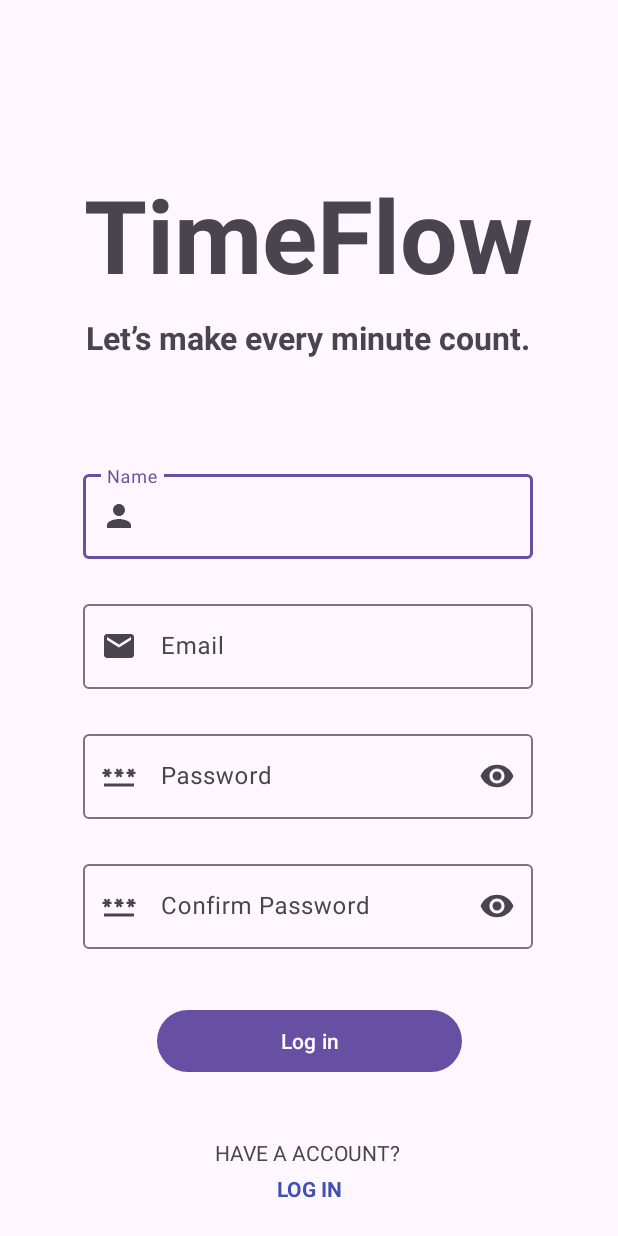
After one commit to Wikho/TimeTracker-Mobile-App-Android-Studio-OPSC7311_Sem2_2024, an Android app: the SignInActivity screen opened directly, with no data from a screen before it, on a phone screen of 412 x 824 dp. The commit adds this screen. Run offline under Robolectric (Android 15) with nearby library versions, the phone set to English and light mode, and no system bars.

Commit message:
Log/Sign in UI

```diff
--- a/app/build.gradle.kts
+++ b/app/build.gradle.kts
@@ -1,6 +1,7 @@
 plugins {
     alias(libs.plugins.android.application)
     alias(libs.plugins.jetbrains.kotlin.android)
+    alias(libs.plugins.google.gms.google.services)
 }
 
 android {
@@ -33,6 +34,10 @@ android {
     kotlinOptions {
         jvmTarget = "1.8"
     }
+
+    viewBinding {
+        enable = true
+    }
 }
 
 dependencies {
@@ -42,6 +47,7 @@ dependencies {
     implementation(libs.material)
     implementation(libs.androidx.activity)
     implementation(libs.androidx.constraintlayout)
+    implementation(libs.firebase.database)
     testImplementation(libs.junit)
     androidTestImplementation(libs.androidx.junit)
     androidTestImplementation(libs.androidx.espresso.core)
--- /dev/null
+++ b/app/src/main/java/com/example/opsc7311_sem2_2024/SignInActivity.kt
@@ -0,0 +1,39 @@
+package com.example.opsc7311_sem2_2024
+
+import android.content.Intent
+import android.os.Bundle
+import androidx.activity.enableEdgeToEdge
+import androidx.appcompat.app.AppCompatActivity
+import androidx.core.view.ViewCompat
+import androidx.core.view.WindowInsetsCompat
+import com.example.opsc7311_sem2_2024.databinding.ActivitySignInBinding
+
+class SignInActivity : AppCompatActivity() {
+
+    // <editor-fold desc="View Binding">
+    private lateinit var binding: ActivitySignInBinding
+    // </editor-fold>
+
+    override fun onCreate(savedInstanceState: Bundle?) {
+        super.onCreate(savedInstanceState)
+        enableEdgeToEdge()
+
+        // <editor-fold desc="Binding Setup">
+        binding = ActivitySignInBinding.inflate(layoutInflater)
+        setContentView(binding.root)
+        // </editor-fold>
+
+        ViewCompat.setOnApplyWindowInsetsListener(findViewById(R.id.main)) { v, insets ->
+            val systemBars = insets.getInsets(WindowInsetsCompat.Type.systemBars())
+            v.setPadding(systemBars.left, systemBars.top, systemBars.right, systemBars.bottom)
+            insets
+        }
+
+        // <editor-fold desc="Event Listeners">
+        binding.tvLogin.setOnClickListener {
+            val intent = Intent(this, LoginActivity::class.java)
+            startActivity(intent)
+        }
+        // </editor-fold>
+    }
+}
--- /dev/null
+++ b/app/src/main/res/drawable/email.xml
@@ -0,0 +1,5 @@
+<vector xmlns:android="http://schemas.android.com/apk/res/android" android:height="24dp" android:tint="#8D8D8D" android:viewportHeight="24" android:viewportWidth="24" android:width="24dp">
+
+    <path android:fillColor="@android:color/white" android:pathData="M20,4L4,4c-1.1,0 -1.99,0.9 -1.99,2L2,18c0,1.1 0.9,2 2,2h16c1.1,0 2,-0.9 2,-2L22,6c0,-1.1 -0.9,-2 -2,-2zM20,8l-8,5 -8,-5L4,6l8,5 8,-5v2z"/>
+
+</vector>
--- /dev/null
+++ b/app/src/main/res/drawable/error.xml
@@ -0,0 +1,5 @@
+<vector xmlns:android="http://schemas.android.com/apk/res/android" android:height="24dp" android:tint="#8D8D8D" android:viewportHeight="24" android:viewportWidth="24" android:width="24dp">
+
+    <path android:fillColor="@android:color/white" android:pathData="M12,2C6.48,2 2,6.48 2,12s4.48,10 10,10 10,-4.48 10,-10S17.52,2 12,2zM13,17h-2v-2h2v2zM13,13h-2L11,7h2v6z"/>
+
+</vector>
--- /dev/null
+++ b/app/src/main/res/drawable/password.xml
@@ -0,0 +1,5 @@
+<vector xmlns:android="http://schemas.android.com/apk/res/android" android:height="24dp" android:tint="#8D8D8D" android:viewportHeight="24" android:viewportWidth="24" android:width="24dp">
+
+    <path android:fillColor="@android:color/white" android:pathData="M2,17h20v2H2V17zM3.15,12.95L4,11.47l0.85,1.48l1.3,-0.75L5.3,10.72H7v-1.5H5.3l0.85,-1.47L4.85,7L4,8.47L3.15,7l-1.3,0.75L2.7,9.22H1v1.5h1.7L1.85,12.2L3.15,12.95zM9.85,12.2l1.3,0.75L12,11.47l0.85,1.48l1.3,-0.75l-0.85,-1.48H15v-1.5h-1.7l0.85,-1.47L12.85,7L12,8.47L11.15,7l-1.3,0.75l0.85,1.47H9v1.5h1.7L9.85,12.2zM23,9.22h-1.7l0.85,-1.47L20.85,7L20,8.47L19.15,7l-1.3,0.75l0.85,1.47H17v1.5h1.7l-0.85,1.48l1.3,0.75L20,11.47l0.85,1.48l1.3,-0.75l-0.85,-1.48H23V9.22z"/>
+
+</vector>
--- /dev/null
+++ b/app/src/main/res/drawable/user.xml
@@ -0,0 +1,5 @@
+<vector xmlns:android="http://schemas.android.com/apk/res/android" android:height="24dp" android:tint="#8D8D8D" android:viewportHeight="24" android:viewportWidth="24" android:width="24dp">
+
+    <path android:fillColor="@android:color/white" android:pathData="M12,12c2.21,0 4,-1.79 4,-4s-1.79,-4 -4,-4 -4,1.79 -4,4 1.79,4 4,4zM12,14c-2.67,0 -8,1.34 -8,4v2h16v-2c0,-2.66 -5.33,-4 -8,-4z"/>
+
+</vector>
--- /dev/null
+++ b/app/src/main/res/layout/activity_sign_in.xml
@@ -0,0 +1,180 @@
+<?xml version="1.0" encoding="utf-8"?>
+<androidx.constraintlayout.widget.ConstraintLayout
+    xmlns:android="http://schemas.android.com/apk/res/android"
+    xmlns:app="http://schemas.android.com/apk/res-auto"
+    xmlns:tools="http://schemas.android.com/tools"
+    android:id="@+id/main"
+    android:layout_width="match_parent"
+    android:layout_height="match_parent"
+    android:orientation="vertical"
+    android:padding="16dp"
+    tools:context=".LoginActivity">
+
+
+
+    <TextView
+        android:id="@+id/tvAppName"
+        android:layout_width="300dp"
+        android:layout_height="100dp"
+        android:layout_gravity="center"
+        android:autoSizeTextType="uniform"
+        android:text="@string/appName"
+        android:textAlignment="center"
+        android:textStyle="bold"
+        app:layout_constraintBottom_toTopOf="@+id/tvSlogan"
+        app:layout_constraintEnd_toEndOf="parent"
+        app:layout_constraintHorizontal_bias="0.493"
+        app:layout_constraintStart_toStartOf="parent"
+        app:layout_constraintTop_toTopOf="parent"
+        app:layout_constraintVertical_bias="1.0" />
+
+    <TextView
+        android:id="@+id/tvSlogan"
+        android:layout_width="300dp"
+        android:layout_height="30dp"
+        android:layout_gravity="center"
+        android:autoSizeTextType="uniform"
+        android:text="@string/slogan"
+        android:textAlignment="center"
+        android:textStyle="bold"
+        app:layout_constraintBottom_toTopOf="@+id/tilName"
+        app:layout_constraintEnd_toEndOf="parent"
+        app:layout_constraintHorizontal_bias="0.493"
+        app:layout_constraintStart_toStartOf="parent"
+        app:layout_constraintTop_toTopOf="parent"
+        app:layout_constraintVertical_bias="0.75" />
+
+    <Button
+        android:id="@+id/btnLogIn"
+        android:layout_width="203dp"
+        android:layout_height="49dp"
+        android:layout_marginBottom="40dp"
+        android:text="@string/log_in"
+        app:layout_constraintBottom_toTopOf="@+id/tvDontHaveAAccount"
+        app:layout_constraintEnd_toEndOf="parent"
+        app:layout_constraintStart_toStartOf="parent" />
+
+    <TextView
+        android:id="@+id/tvDontHaveAAccount"
+        android:layout_width="222dp"
+        android:layout_height="20dp"
+        android:layout_gravity="center"
+        android:layout_marginBottom="4dp"
+        android:text="@string/have_a_account"
+        android:textAlignment="center"
+        app:layout_constraintBottom_toTopOf="@+id/tvLogin"
+        app:layout_constraintEnd_toEndOf="parent"
+        app:layout_constraintHorizontal_bias="0.496"
+        app:layout_constraintStart_toStartOf="parent"
+        tools:ignore="TextSizeCheck" />
+
+    <TextView
+        android:id="@+id/tvLogin"
+        android:layout_width="111dp"
+        android:layout_height="21dp"
+        android:layout_gravity="center"
+        android:layout_marginBottom="20dp"
+        android:backgroundTint="#D3CBCB"
+        android:text="@string/login"
+        android:textAlignment="center"
+        android:textColor="#3F51B5"
+        android:textStyle="bold"
+        app:layout_constraintBottom_toBottomOf="parent"
+        app:layout_constraintEnd_toEndOf="parent"
+        app:layout_constraintStart_toStartOf="parent"
+        tools:ignore="TextSizeCheck" />
+
+    <com.google.android.material.textfield.TextInputLayout
+        android:id="@+id/tilName"
+        style="@style/Widget.Material3.TextInputLayout.OutlinedBox"
+        android:layout_width="300dp"
+        android:layout_height="wrap_content"
+        android:layout_marginBottom="4dp"
+        android:hint="@string/name"
+        app:endIconMode="clear_text"
+        app:errorEnabled="true"
+        app:errorIconDrawable="@drawable/error"
+        app:layout_constraintBottom_toTopOf="@+id/tilEmail"
+        app:layout_constraintEnd_toEndOf="parent"
+        app:layout_constraintHorizontal_bias="0.493"
+        app:layout_constraintStart_toStartOf="parent"
+        app:startIconDrawable="@drawable/user">
+
+        <com.google.android.material.textfield.TextInputEditText
+            android:id="@+id/etName"
+            android:layout_width="match_parent"
+            android:layout_height="match_parent"
+            android:inputType="text"
+            android:maxLength="20" />
+    </com.google.android.material.textfield.TextInputLayout>
+
+    <com.google.android.material.textfield.TextInputLayout
+        android:id="@+id/tilEmail"
+        style="@style/Widget.Material3.TextInputLayout.OutlinedBox"
+        android:layout_width="300dp"
+        android:layout_height="wrap_content"
+        android:layout_marginBottom="4dp"
+        android:hint="@string/email"
+        app:endIconMode="clear_text"
+        app:errorEnabled="true"
+        app:errorIconDrawable="@drawable/error"
+        app:layout_constraintBottom_toTopOf="@+id/tilPassword"
+        app:layout_constraintEnd_toEndOf="parent"
+        app:layout_constraintHorizontal_bias="0.493"
+        app:layout_constraintStart_toStartOf="parent"
+        app:startIconDrawable="@drawable/email">
+
+        <com.google.android.material.textfield.TextInputEditText
+            android:id="@+id/etEmail"
+            android:layout_width="match_parent"
+            android:layout_height="match_parent" />
+    </com.google.android.material.textfield.TextInputLayout>
+
+    <com.google.android.material.textfield.TextInputLayout
+        android:id="@+id/tilPassword"
+        style="@style/Widget.Material3.TextInputLayout.OutlinedBox"
+        android:layout_width="300dp"
+        android:layout_height="wrap_content"
+        android:layout_marginBottom="4dp"
+        android:hint="@string/password"
+        app:endIconMode="password_toggle"
+        app:errorEnabled="true"
+        app:errorIconDrawable="@drawable/error"
+        app:layout_constraintBottom_toTopOf="@+id/tilPasswordConfirm"
+        app:layout_constraintEnd_toEndOf="parent"
+        app:layout_constraintHorizontal_bias="0.493"
+        app:layout_constraintStart_toStartOf="parent"
+        app:startIconDrawable="@drawable/password">
+
+        <com.google.android.material.textfield.TextInputEditText
+            android:id="@+id/etPassword"
+            android:layout_width="match_parent"
+            android:layout_height="match_parent"
+            android:inputType="textPassword" />
+    </com.google.android.material.textfield.TextInputLayout>
+
+    <com.google.android.material.textfield.TextInputLayout
+        android:id="@+id/tilPasswordConfirm"
+        style="@style/Widget.Material3.TextInputLayout.OutlinedBox"
+        android:layout_width="300dp"
+        android:layout_height="wrap_content"
+        android:layout_marginBottom="16dp"
+        android:hint="@string/confirm_password"
+        app:endIconMode="password_toggle"
+        app:errorEnabled="true"
+        app:errorIconDrawable="@drawable/error"
+        app:layout_constraintBottom_toTopOf="@+id/btnLogIn"
+        app:layout_constraintEnd_toEndOf="parent"
+        app:layout_constraintHorizontal_bias="0.493"
+        app:layout_constraintStart_toStartOf="parent"
+        app:startIconDrawable="@drawable/password">
+
+        <com.google.android.material.textfield.TextInputEditText
+            android:id="@+id/etPasswordConfirm"
+            android:layout_width="match_parent"
+            android:layout_height="match_parent"
+            android:inputType="textPassword" />
+    </com.google.android.material.textfield.TextInputLayout>
+
+
+</androidx.constraintlayout.widget.ConstraintLayout>
--- a/app/src/main/res/values/colors.xml
+++ b/app/src/main/res/values/colors.xml
@@ -2,4 +2,5 @@
 <resources>
     <color name="black">#FF000000</color>
     <color name="white">#FFFFFFFF</color>
+    <color name="red">#FF0000</color>
 </resources>
--- a/app/src/main/res/values/strings.xml
+++ b/app/src/main/res/values/strings.xml
@@ -1,3 +1,16 @@
 <resources>
     <string name="app_name">OPSC7311_Sem2_2024</string>
+    <string name="appName">TimeFlow</string>
+    <string name="email">Email</string>
+    <string name="password">Password</string>
+    <string name="don_t_have_an_account">DON\'T HAVE AN ACCOUNT?</string>
+    <string name="register">REGISTER</string>
+    <string name="forgot_password">Forgot Password</string>
+    <string name="slogan">Let’s make every minute count.</string>
+    <string name="log_in">Log in</string>
+    <string name="required">Required*</string>
+    <string name="have_a_account">HAVE A ACCOUNT?</string>
+    <string name="login">LOG IN</string>
+    <string name="confirm_password">Confirm Password</string>
+    <string name="name">Name</string>
 </resources>
--- a/build.gradle.kts
+++ b/build.gradle.kts
@@ -2,4 +2,5 @@
 plugins {
     alias(libs.plugins.android.application) apply false
     alias(libs.plugins.jetbrains.kotlin.android) apply false
+    alias(libs.plugins.google.gms.google.services) apply false
 }
--- a/gradle/libs.versions.toml
+++ b/gradle/libs.versions.toml
@@ -9,6 +9,8 @@ appcompat = "1.7.0"
 material = "1.12.0"
 activity = "1.9.1"
 constraintlayout = "2.1.4"
+googleGmsGoogleServices = "4.4.2"
+firebaseDatabase = "21.0.0"
 
 [libraries]
 androidx-core-ktx = { group = "androidx.core", name = "core-ktx", version.ref = "coreKtx" }
@@ -19,7 +21,9 @@ androidx-appcompat = { group = "androidx.appcompat", name = "appcompat", version
 material = { group = "com.google.android.material", name = "material", version.ref = "material" }
 androidx-activity = { group = "androidx.activity", name = "activity", version.ref = "activity" }
 androidx-constraintlayout = { group = "androidx.constraintlayout", name = "constraintlayout", version.ref = "constraintlayout" }
+firebase-database = { group = "com.google.firebase", name = "firebase-database", version.ref = "firebaseDatabase" }
 
 [plugins]
 android-application = { id = "com.android.application", version.ref = "agp" }
 jetbrains-kotlin-android = { id = "org.jetbrains.kotlin.android", version.ref = "kotlin" }
+google-gms-google-services = { id = "com.google.gms.google-services", version.ref = "googleGmsGoogleServices" }
```
Also changed, not shown: app/src/main/AndroidManifest.xml (+7 -4 lines), app/src/main/java/com/example/opsc7311_sem2_2024/LoginActivity.kt (added, +43 -0 lines), app/src/main/java/com/example/opsc7311_sem2_2024/MainActivity.kt (deleted, +0 -20 lines), app/src/main/res/layout/activity_main.xml (deleted, +0 -68 lines), app/src/main/res/layout/login_main.xml (added, +149 -0 lines), app/src/main/res/layout/progress_btn_layout.xml (added, +45 -0 lines), 1 other file.
